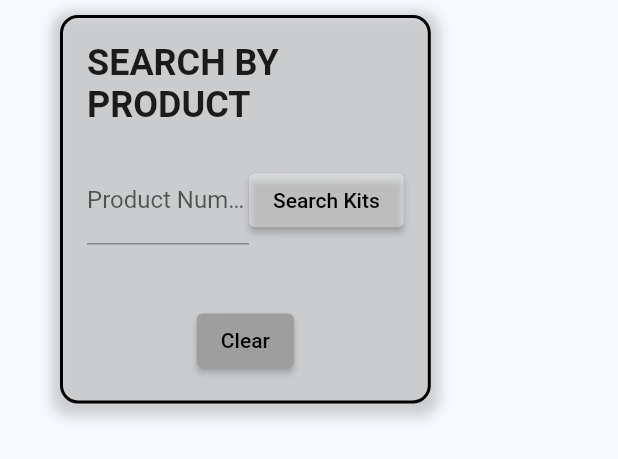
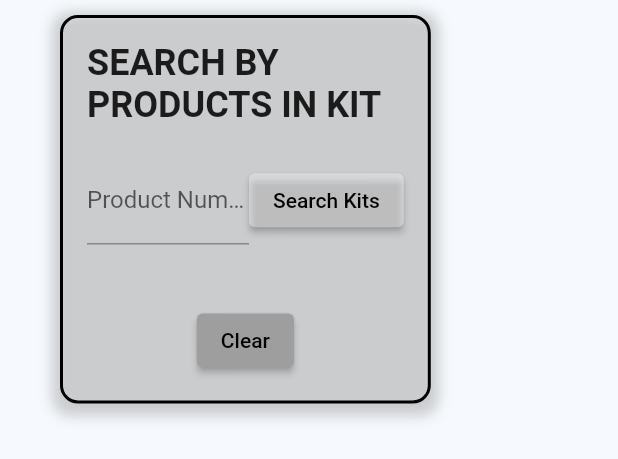
Before and after one commit to skothagattu/wares-local, a Flutter app: the SearchByProductForm widget shown alone on an empty page, opened directly, on a phone screen of 412 x 824 dp. Shown: the top 459 px of the screen. Run offline on Flutter 3.47's test engine with Material 2 defaults, Android fonts, the phone set to English and light mode, and no system bars; our stand-ins replace flutter_riverpod, tuple; missing offline and left inert: dart:js, resize; network calls fail.

Commit message:
test name change

```diff
--- a/lib/screens/SearchByProductForm.dart
+++ b/lib/screens/SearchByProductForm.dart
@@ -64,7 +64,7 @@ class _SearchByProductFormState extends State<SearchByProductForm> {
             padding: const EdgeInsets.all(16.0),
             child: Column(
               children: [
-                Center(child: Text("SEARCH BY PRODUCT", style: TextStyle(fontSize: 24, fontWeight: FontWeight.bold))),
+                Center(child: Text("SEARCH BY PRODUCTS IN KIT", style: TextStyle(fontSize: 24, fontWeight: FontWeight.bold))),
                 SizedBox(height: 20),
                 Row(
                   children: [
```
